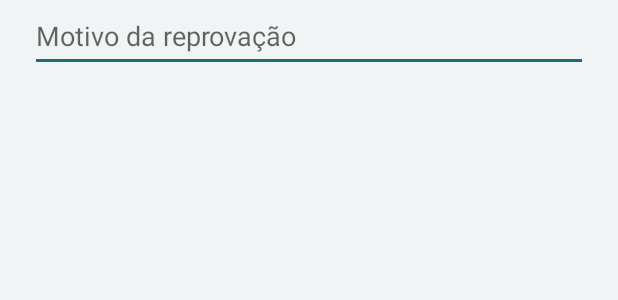
After one commit to PedroVazN/rastreabilidade-de-lote, an Android app: the layout campo_motivo.xml on its own in the app's theme, with its tools: preview values and no code run, on a phone screen of 412 x 824 dp. The commit adds this screen. Shown: the top 300 px of the screen. Run offline under Robolectric (Android 15) with nearby library versions, the phone set to English and light mode, and no system bars.

Commit message:
Permite à Qualidade reprovar o lote no Firestore

```diff
--- a/app/src/main/java/br/edu/unisenai/rastreabilidade/MainActivity.java
+++ b/app/src/main/java/br/edu/unisenai/rastreabilidade/MainActivity.java
@@ -73,7 +73,8 @@ public class MainActivity extends Activity {
         criar = findViewById(R.id.criar);
         criar.setOnClickListener(view -> criarLote());
         findViewById(R.id.consultar_historico).setOnClickListener(view ->
-                startActivity(new Intent(this, HistoricoActivity.class)));
+                startActivity(new Intent(this, HistoricoActivity.class)
+                        .putExtra(LoginActivity.EXTRA_PERFIL, perfil)));
 
         Object pendente = getLastNonConfigurationInstance();
         if (pendente instanceof GravacaoAnterior) {
--- a/app/src/main/res/layout/activity_historico.xml
+++ b/app/src/main/res/layout/activity_historico.xml
@@ -25,6 +25,10 @@
             android:layout_height="wrap_content" android:layout_marginTop="16dp"
             android:paddingHorizontal="8dp" android:textColor="#131416" android:textSize="16sp"
             android:textStyle="bold" android:accessibilityLiveRegion="polite" android:visibility="gone" />
+        <Button android:id="@+id/reprovar" android:layout_width="match_parent"
+            android:layout_height="wrap_content" android:layout_marginTop="8dp"
+            android:backgroundTint="#B3261E" android:textColor="#FFFFFF"
+            android:text="@string/reprovar_lote" android:textAllCaps="false" android:visibility="gone" />
         <TextView android:id="@+id/vazio" android:layout_width="match_parent"
             android:layout_height="wrap_content" android:layout_marginTop="8dp"
             android:paddingHorizontal="8dp" android:text="@string/historico_vazio"
--- /dev/null
+++ b/app/src/main/res/layout/campo_motivo.xml
@@ -0,0 +1,11 @@
+<LinearLayout xmlns:android="http://schemas.android.com/apk/res/android"
+    android:layout_width="match_parent" android:layout_height="wrap_content"
+    android:orientation="vertical" android:paddingHorizontal="20dp">
+    <EditText android:id="@+id/motivo" android:layout_width="match_parent"
+        android:layout_height="wrap_content" android:hint="@string/motivo"
+        android:importantForAutofill="no" android:inputType="textCapSentences|textMultiLine"
+        android:maxLength="300" android:minHeight="48dp" />
+    <TextView android:id="@+id/erro_motivo" android:layout_width="match_parent"
+        android:layout_height="wrap_content" android:accessibilityLiveRegion="polite"
+        android:textColor="#B3261E" android:visibility="gone" />
+</LinearLayout>
```
Also changed, not shown: app/src/main/java/br/edu/unisenai/rastreabilidade/HistoricoActivity.java (+48 -0 lines), app/src/main/java/br/edu/unisenai/rastreabilidade/data/HistoricoFirestore.java (+27 -1 lines), app/src/main/res/values/strings.xml (+7 -0 lines), 2 other files.
